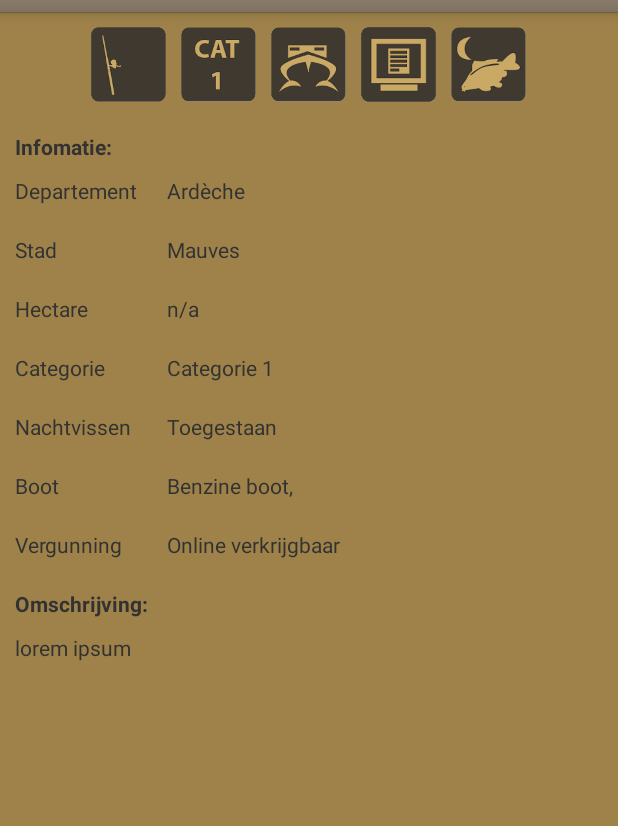
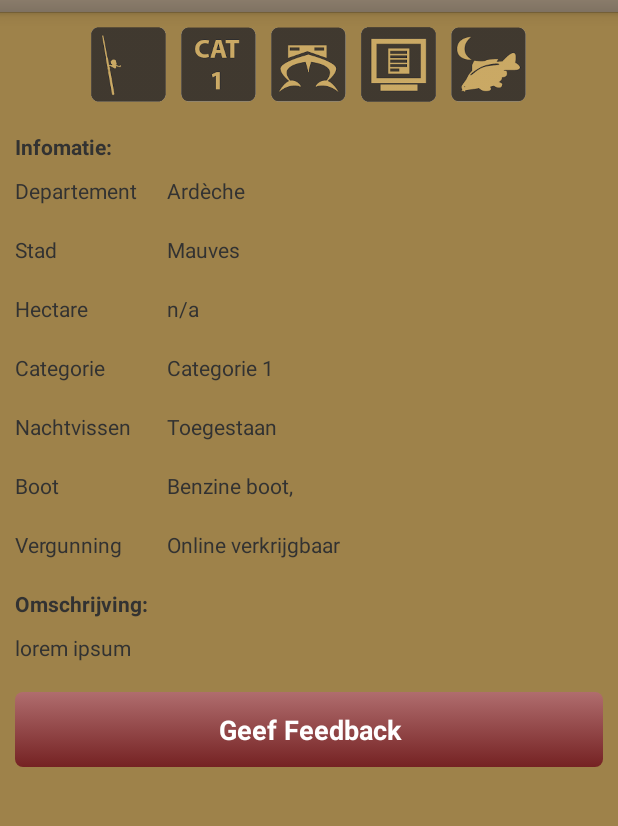
Before and after one commit to BennetLinden/Karper_Android, an Android app: the WaterDetailActivity screen opened directly, with no data from a screen before it, on a phone screen of 412 x 824 dp, the part 60-886 px from its top. Run offline under Robolectric (Android 15) with nearby library versions, the phone set to English and light mode, and no system bars; 18 statements that could not run were skipped.

Commit message:
Implemented Feedback button. Opens e-mail intent with address and subject

```diff
--- a/app/src/main/AndroidManifest.xml
+++ b/app/src/main/AndroidManifest.xml
@@ -13,6 +13,7 @@
         android:name=".Application">
 
         <meta-data android:name="com.facebook.sdk.ApplicationId" android:value="@string/app_id"/>
+        <meta-data android:name="com.parse.push.gcm_sender_id"   android:value="id:YOUR_SENDER_ID" />
 
         <activity
             android:name=".activity.LoginActivity"
--- a/app/src/main/java/nl/wijzijnwepps/karper/activity/WaterDetailActivity.java
+++ b/app/src/main/java/nl/wijzijnwepps/karper/activity/WaterDetailActivity.java
@@ -1,10 +1,13 @@
 package nl.wijzijnwepps.karper.activity;
 
 import android.app.Activity;
+import android.content.Intent;
+import android.net.Uri;
 import android.os.Bundle;
 import android.util.Log;
 import android.view.MenuItem;
 import android.view.View;
+import android.widget.Button;
 import android.widget.ImageView;
 import android.widget.TextView;
 
@@ -101,6 +104,17 @@ public class WaterDetailActivity extends Activity {
 
         TextView beschrijving = (TextView) findViewById(R.id.description);
         beschrijving.setText(water.getBeschrijving());
+
+        Button feedbackButton = (Button) findViewById(R.id.button_feedback);
+        feedbackButton.setOnClickListener(new View.OnClickListener() {
+            @Override
+            public void onClick(View view) {
+                Intent emailIntent = new Intent(Intent.ACTION_SENDTO, Uri.fromParts(
+                        "mailto", getString(R.string.feedback_email_address), null));
+                emailIntent.putExtra(Intent.EXTRA_SUBJECT, "Feedback: "+department.getName()+", "+water.getCity()+", "+water.getName());
+                startActivity(Intent.createChooser(emailIntent, getString(R.string.title_send_feedback_with)));
+            }
+        });
     }
 
     @Override
--- /dev/null
+++ b/app/src/main/res/drawable/button_feedback.xml
@@ -0,0 +1,13 @@
+<?xml version="1.0" encoding="utf-8"?>
+
+<selector xmlns:android="http://schemas.android.com/apk/res/android">
+    <item>
+        <shape android:shape="rectangle">
+            <corners android:radius="5dp"/>
+            <gradient android:angle="270"
+                android:startColor="@color/feedback_rood_top"
+                android:endColor="@color/feedback_rood_bot"/>
+        </shape>
+    </item>
+
+</selector>
--- a/app/src/main/res/layout/activity_water_detail.xml
+++ b/app/src/main/res/layout/activity_water_detail.xml
@@ -1,10 +1,13 @@
 <?xml version="1.0" encoding="utf-8"?>
+<ScrollView xmlns:android="http://schemas.android.com/apk/res/android"
+    android:layout_width="match_parent"
+    android:layout_height="match_parent"
+    android:background="@color/karper_beige">
 
 <RelativeLayout xmlns:android="http://schemas.android.com/apk/res/android"
     android:layout_width="match_parent"
     android:layout_height="match_parent"
     android:focusable="true"
-    android:background="@color/karper_beige"
     android:focusableInTouchMode="true">
 
     <LinearLayout
@@ -231,4 +234,16 @@
         android:layout_height="wrap_content"
         android:text="@string/lorem_ipsum"/>
 
+    <Button
+        android:id="@+id/button_feedback"
+        android:layout_width="fill_parent"
+        android:layout_height="50dp"
+        android:background="@drawable/button_feedback"
+        android:text="Geef Feedback"
+        android:textColor="@color/white"
+        android:layout_margin="10dp"
+        android:textStyle="bold"
+        android:layout_below="@id/description"/>
+
 </RelativeLayout>
+</ScrollView>
--- a/app/src/main/res/values/colors.xml
+++ b/app/src/main/res/values/colors.xml
@@ -22,4 +22,7 @@
     <color name="overlay">#AA000000</color>
     <color name="white">#FFFFFF</color>
 
+    <color name="feedback_rood_top">#B06D6E</color>
+    <color name="feedback_rood_bot">#752223</color>
+
 </resources>
--- a/app/src/main/res/values/strings.xml
+++ b/app/src/main/res/values/strings.xml
@@ -73,6 +73,8 @@
     <string name="action_register">Aanmelden</string>
     <string name="action_loading_data">Laden gegevens</string>
     <string name="action_searching">Zoeken naar: </string>
+    <string name="feedback_email_address">abc@gmail.com</string>
+    <string name="title_send_feedback_with"></string>
 
 
 </resources>
```
